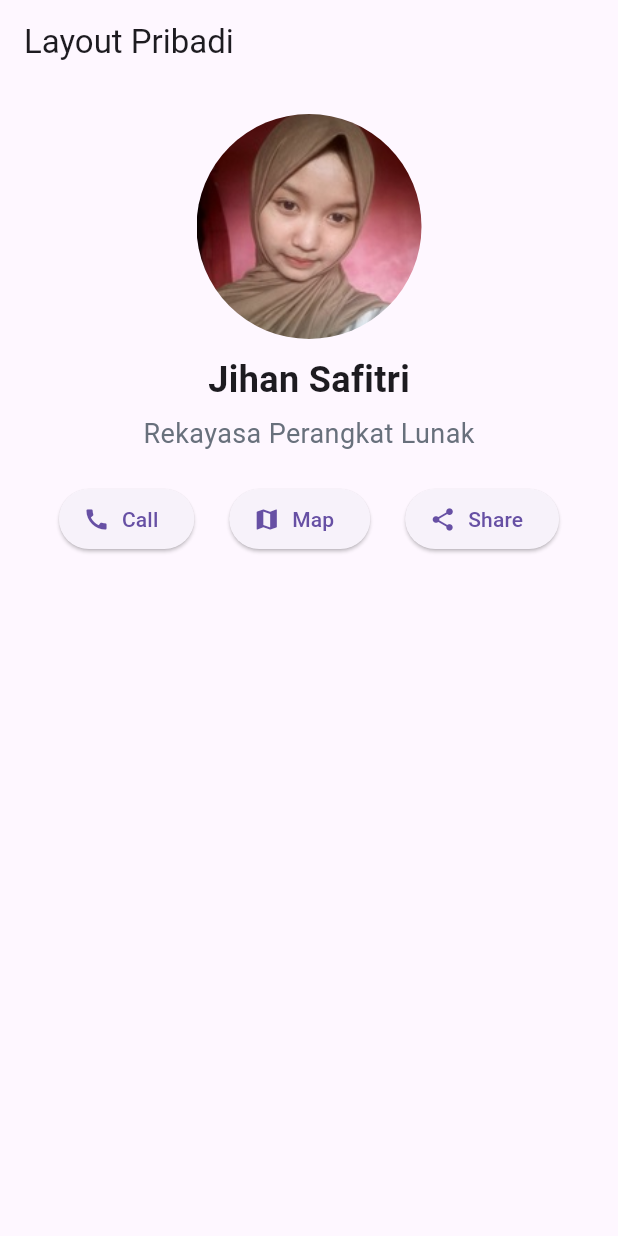
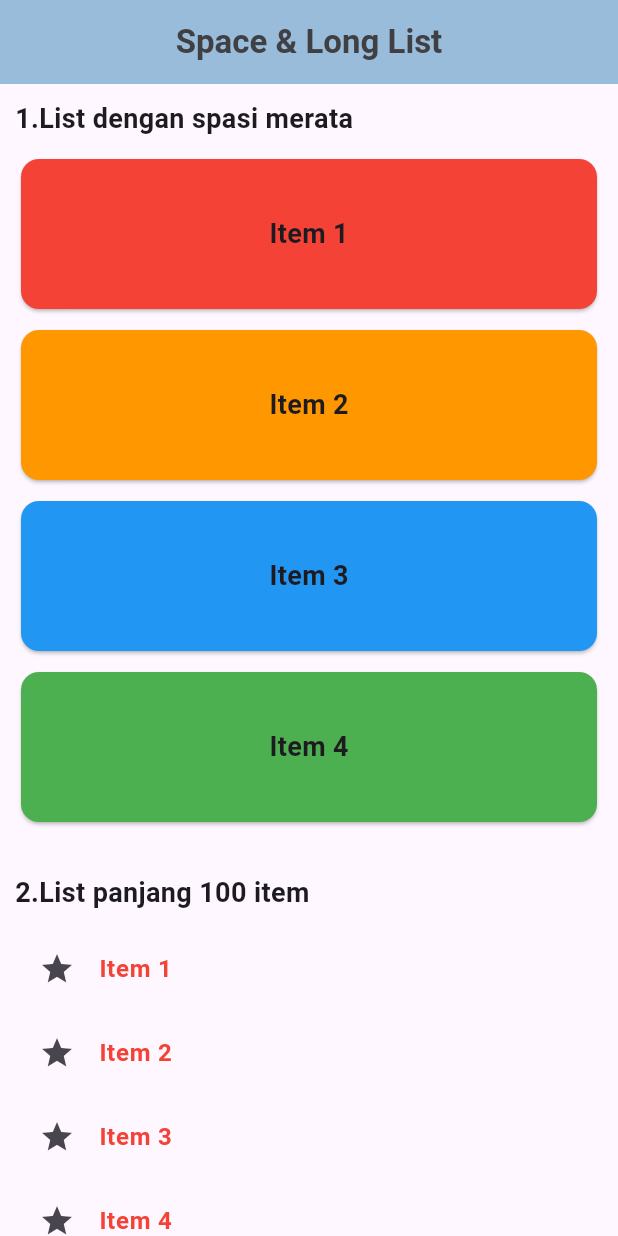
Before and after one commit to jihans-star/tugaspribadi_jhn, a Flutter app: the screen it shows after launch, on a phone screen of 412 x 824 dp. Run offline on Flutter 3.47's test engine with Material 3 defaults, Android fonts, the phone set to English and light mode, and no system bars.

Commit message:
menambah_tugas_4

```diff
--- a/lib/main.dart
+++ b/lib/main.dart
@@ -1,5 +1,5 @@
 import 'package:flutter/material.dart';
-import 'package:tugaspribadi/Tugas1.dart';
+import 'package:tugaspribadi/tugas4.dart';
 
 
 void main() {
@@ -14,7 +14,7 @@ class JeApp extends StatelessWidget {
     return const MaterialApp(
       title: "Aplikasi Flutter",
       debugShowCheckedModeBanner: false,
-      home: LayoutWidget(),
+      home: SpaceLongList(),
     );
   }
 }
--- /dev/null
+++ b/lib/tugas4.dart
@@ -0,0 +1,106 @@
+import 'package:flutter/material.dart';
+
+class SpaceLongList extends StatelessWidget {
+  const SpaceLongList({super.key});
+
+  @override
+  Widget build(BuildContext context) {
+    const spaceColors = [
+      Colors.red,
+      Colors.orange,
+      Colors.blue,
+      Colors.green
+    ];
+    final longItems = List<String>.generate(100, (j) => 'Item ${j + 1}');
+    return Scaffold(
+      appBar: AppBar(
+        title: const Text(
+          'Space & Long List',
+          style: TextStyle(
+            color: Color.fromARGB(255, 64, 64, 68),
+            fontWeight: FontWeight.bold,
+          ),
+        ),
+        backgroundColor: const Color.fromARGB(255, 152, 188, 218),
+        centerTitle: true,
+      ),
+      body: ListView(
+        padding: const EdgeInsets.all(10),
+        children: [
+          const Text('1.List dengan spasi merata',
+          style: TextStyle(fontSize: 18,fontWeight: FontWeight.bold),
+          ),
+          const SizedBox(height: 10),
+          SizedBox(
+            height: 450,
+            child: LayoutBuilder(
+              builder: (context, constraints){
+                return SingleChildScrollView(
+                  child: ConstrainedBox(
+                    constraints: BoxConstraints(minHeight: constraints.maxHeight),
+                    child: Column(
+                      mainAxisAlignment: MainAxisAlignment.spaceBetween,
+                      crossAxisAlignment: CrossAxisAlignment.stretch,
+                      children: List.generate(4, (index){
+                        return Card(
+                          color: spaceColors[index],
+                          child: SizedBox(
+                            height: 100,
+                            child: Center(
+                              child: Text(
+                                'Item ${index + 1}',
+                                style: const TextStyle(
+                                  fontSize: 18,
+                                  fontWeight: FontWeight.bold
+                                ),
+                              ),
+                            ),
+                          ),
+                        );
+                      }),
+                    ),
+                  ),
+                );
+              }
+            ),
+          ),
+          const SizedBox(height: 30),
+          const Text(
+            '2.List panjang 100 item',
+            style: TextStyle(fontSize: 18,fontWeight: FontWeight.bold),
+          ),
+          const SizedBox(height: 10),
+          ListView.builder(
+            shrinkWrap: true,
+            physics: const NeverScrollableScrollPhysics(),
+            itemCount: longItems.length,
+            prototypeItem: const ListTile(title: Text('Item 1')),
+            itemBuilder: (context, index){
+              Color textColor;
+              if ((index ~/ 10) % 4 == 0){
+                textColor = Colors.red;
+              }else if ((index ~/ 10) % 4 == 1){
+                textColor = Colors.orange;
+              }else if ((index ~/ 10) % 4 == 2){
+                textColor = Colors.blue;
+              }else{
+                textColor = Colors.green;
+              }
+
+              return ListTile(
+                leading: const Icon(Icons.star),
+                title: Text(
+                  longItems[index],
+                  style: TextStyle(
+                    color: textColor,
+                    fontWeight: FontWeight.bold
+                  ),
+                ),
+              );
+            }
+          )
+        ],
+      ),
+    );
+  }
+}
```
Also changed, not shown: lib/long_list.dart (added, +30 -0 lines), lib/spaced_list.dart (added, +50 -0 lines).
